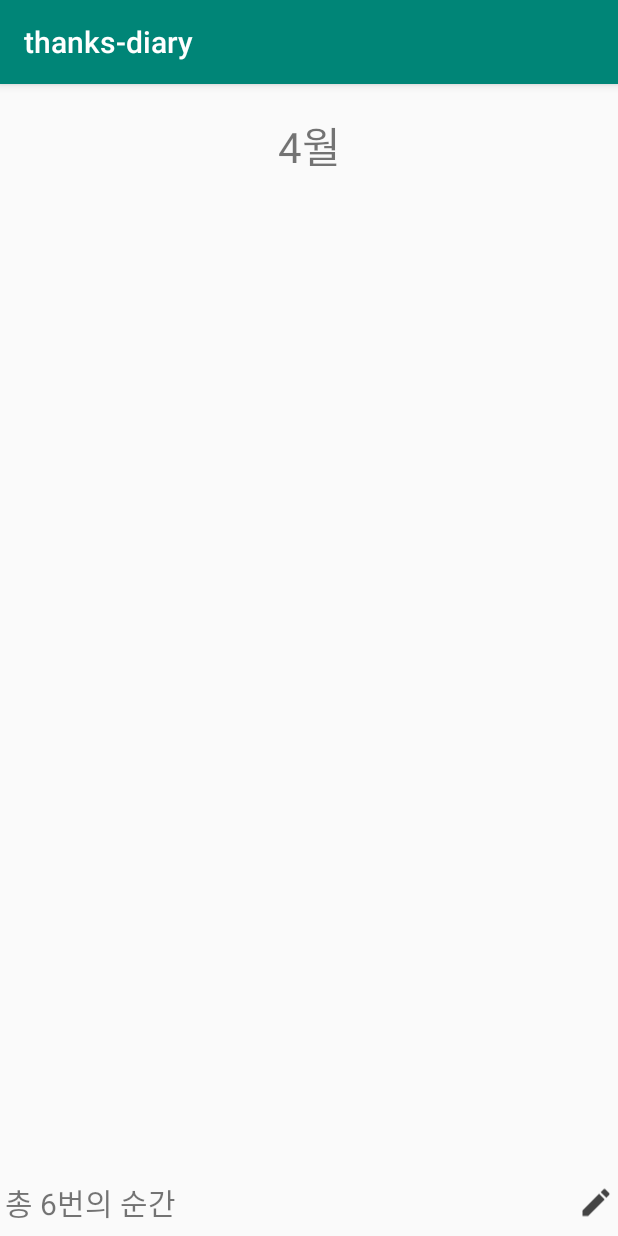
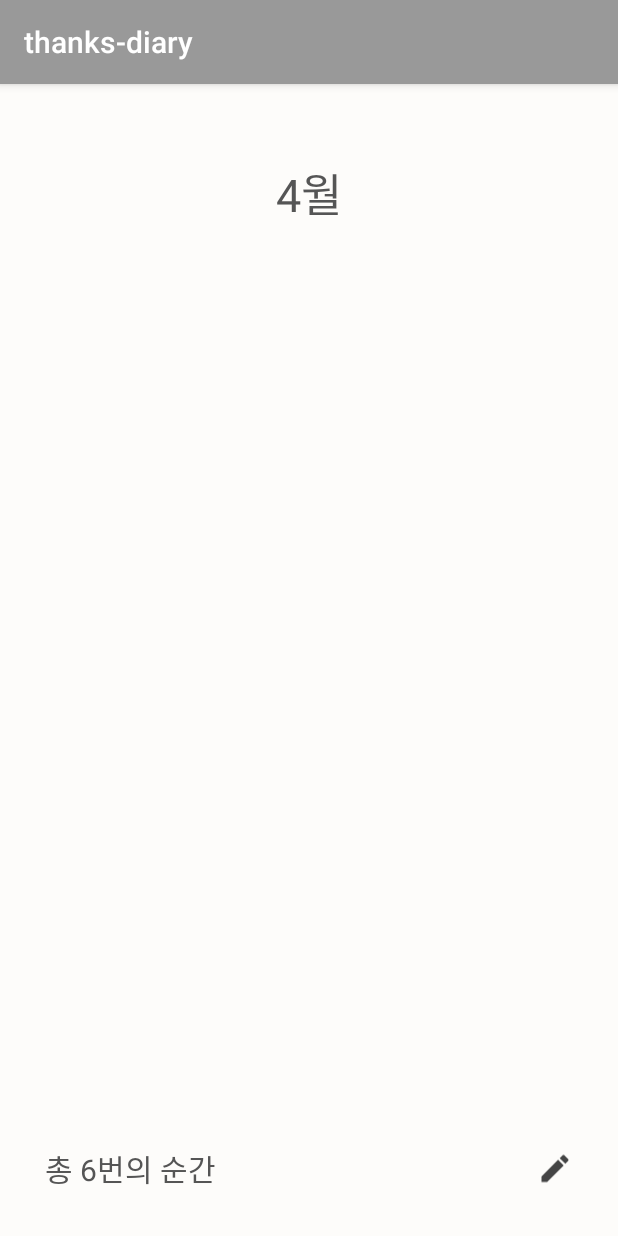
Before and after one commit to euzl/thanks-diary-android, an Android app: the screen it shows after launch (MainActivity), on a phone screen of 412 x 824 dp. Run offline under Robolectric (Android 15) with nearby library versions, the phone set to English and light mode, and no system bars.

Commit message:
[Issue #2] 메인 화면 layout 수정

```diff
--- a/app/src/main/res/layout/activity_main.xml
+++ b/app/src/main/res/layout/activity_main.xml
@@ -2,6 +2,7 @@
 <androidx.constraintlayout.widget.ConstraintLayout xmlns:android="http://schemas.android.com/apk/res/android"
     xmlns:app="http://schemas.android.com/apk/res-auto"
     xmlns:tools="http://schemas.android.com/tools"
+    android:background="@color/offWhite"
     android:layout_width="match_parent"
     android:layout_height="match_parent"
     tools:context=".MainActivity">
@@ -10,9 +11,11 @@
         android:id="@+id/textView"
         android:layout_width="wrap_content"
         android:layout_height="wrap_content"
-        android:layout_margin="@dimen/main_top_margin_size"
+        android:layout_marginTop="@dimen/main_top_margin_size"
+        android:layout_marginBottom="@dimen/main_margin_size"
         android:text="4월"
         android:textSize="@dimen/month_font_size"
+        android:textColor="@color/gray"
         app:layout_constraintBottom_toTopOf="@+id/scrollView2"
         app:layout_constraintEnd_toEndOf="parent"
         app:layout_constraintStart_toStartOf="parent"
@@ -40,6 +43,7 @@
         android:layout_margin="@dimen/main_margin_size"
         android:text="총 6번의 순간"
         android:textSize="@dimen/total_font_size"
+        android:textColor="@color/gray"
         app:layout_constraintBottom_toBottomOf="parent"
         app:layout_constraintEnd_toStartOf="@+id/imageView"
         app:layout_constraintHorizontal_bias="0.0"
@@ -50,12 +54,9 @@
         android:id="@+id/imageView"
         android:layout_width="wrap_content"
         android:layout_height="0dp"
-        android:layout_marginStart="253dp"
-        android:layout_marginLeft="253dp"
         android:padding="@dimen/create_padding_size"
         app:layout_constraintBottom_toBottomOf="parent"
         app:layout_constraintEnd_toEndOf="parent"
-        app:layout_constraintStart_toEndOf="@+id/textView2"
         app:layout_constraintTop_toBottomOf="@+id/scrollView2"
         app:srcCompat="@drawable/ic_create_black_24dp" />
 </androidx.constraintlayout.widget.ConstraintLayout>
--- a/app/src/main/res/values/colors.xml
+++ b/app/src/main/res/values/colors.xml
@@ -1,6 +1,13 @@
 <?xml version="1.0" encoding="utf-8"?>
 <resources>
-    <color name="colorPrimary">#008577</color>
-    <color name="colorPrimaryDark">#00574B</color>
-    <color name="colorAccent">#D81B60</color>
+    <color name="colorPrimary">@color/deepLightGrey</color>
+    <color name="colorPrimaryDark">@color/darkGray</color>
+    <color name="colorAccent">@color/gray</color>
+
+    <color name="offWhite">#FDFCFA</color>
+    <color name="white">#FFFFFF</color>
+    <color name="deepLightGrey">#999999</color>
+    <color name="lightGray">#777777</color>
+    <color name="gray">#555555</color>
+    <color name="darkGray">#333333</color>
 </resources>
--- a/app/src/main/res/values/dimens.xml
+++ b/app/src/main/res/values/dimens.xml
@@ -1,9 +1,9 @@
 <?xml version="1.0" encoding="utf-8"?>
 <resources>
-    <dimen name="month_font_size">28sp</dimen>
+    <dimen name="month_font_size">30sp</dimen>
     <dimen name="total_font_size">20sp</dimen>
 
-    <dimen name="create_padding_size">7dp</dimen>
-    <dimen name="main_margin_size">7dp</dimen>
-    <dimen name="main_top_margin_size">20dp</dimen>
+    <dimen name="create_padding_size">30dp</dimen>
+    <dimen name="main_margin_size">30dp</dimen>
+    <dimen name="main_top_margin_size">50dp</dimen>
 </resources>
```
